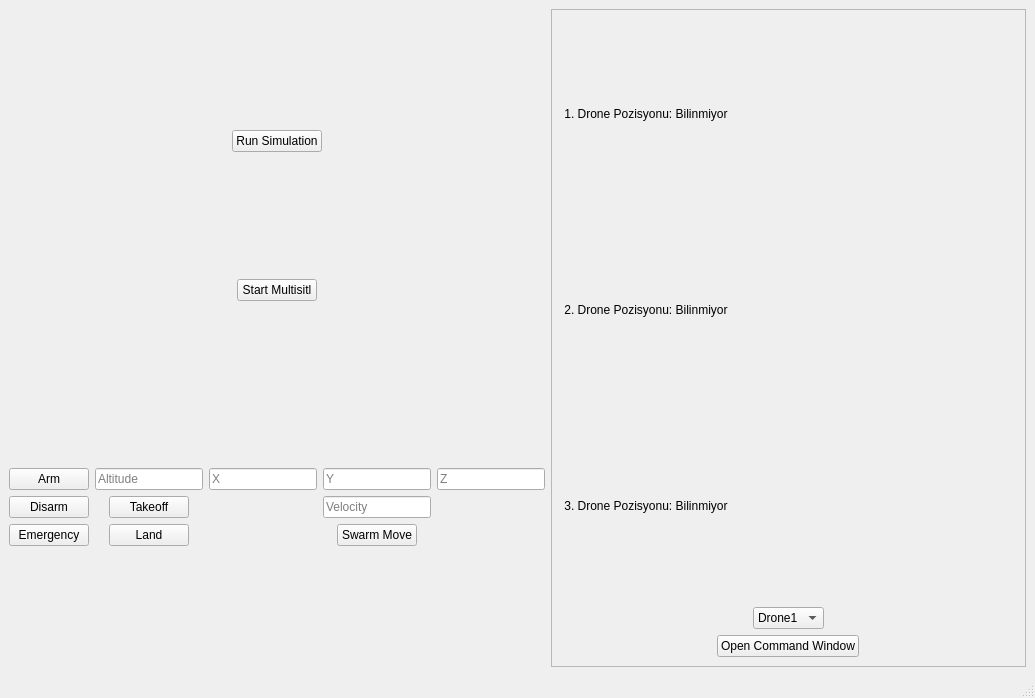
Before: the Qt Designer form gazebo mavlink /designer.ui in hltdal/Gazebo-mavlink, drawn with Qt 5.
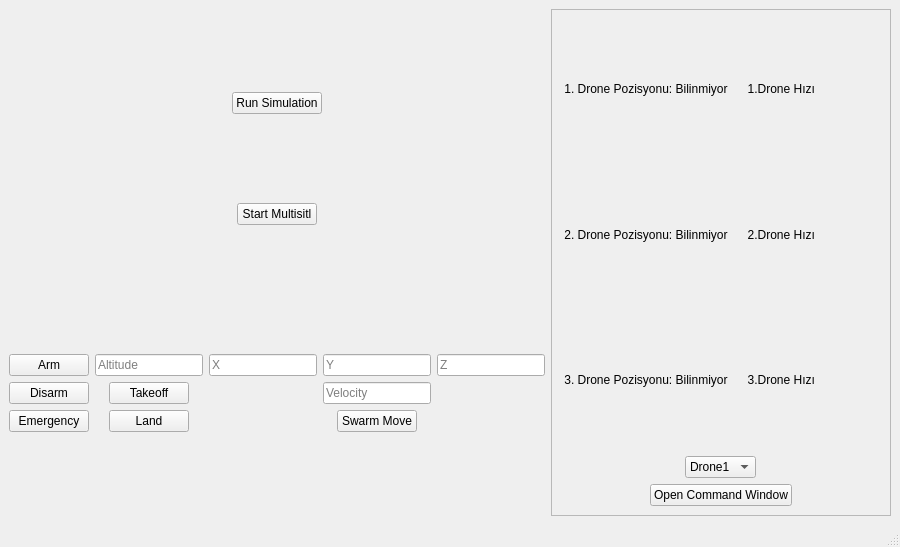
After: the same form once the commit is applied.

Commit message: add velocity display

What changed in the file:
```diff
--- a/gazebo mavlink /designer.ui
+++ b/gazebo mavlink /designer.ui
@@ -6,8 +6,8 @@
    <rect>
     <x>0</x>
     <y>0</y>
-    <width>1035</width>
-    <height>698</height>
+    <width>900</width>
+    <height>547</height>
    </rect>
   </property>
   <property name="windowTitle">
@@ -159,27 +159,56 @@
       </property>
       <layout class="QVBoxLayout" name="verticalLayout_3">
        <item>
+        <layout class="QHBoxLayout" name="horizontalLayout_5">
+         <item>
         <layout class="QVBoxLayout" name="verticalLayout_2">
          <item>
           <widget class="QLabel" name="drone1_position_label">
            <property name="text">
-            <string> 1. Drone Pozisyonu: Bilinmiyor</string>
+              <string> 1. Drone Pozisyonu: Bilinmiyor  </string>
            </property>
           </widget>
          </item>
          <item>
           <widget class="QLabel" name="drone2_position_label">
            <property name="text">
-            <string> 2. Drone Pozisyonu: Bilinmiyor</string>
+              <string> 2. Drone Pozisyonu: Bilinmiyor  </string>
            </property>
           </widget>
          </item>
          <item>
           <widget class="QLabel" name="drone3_position_label">
            <property name="text">
-            <string> 3. Drone Pozisyonu: Bilinmiyor</string>
-           </property>
-          </widget>
+              <string> 3. Drone Pozisyonu: Bilinmiyor  </string>
+             </property>
+            </widget>
+           </item>
+          </layout>
+         </item>
+         <item>
+          <layout class="QVBoxLayout" name="verticalLayout_8">
+           <item>
+            <widget class="QLabel" name="drone1_velocity_label">
+             <property name="text">
+              <string>  1.Drone Hızı  </string>
+             </property>
+            </widget>
+           </item>
+           <item>
+            <widget class="QLabel" name="drone2_velocity_label">
+             <property name="text">
+              <string>  2.Drone Hızı  </string>
+             </property>
+            </widget>
+           </item>
+           <item>
+            <widget class="QLabel" name="drone3_velocity_label">
+             <property name="text">
+              <string>  3.Drone Hızı  </string>
+             </property>
+            </widget>
+           </item>
+          </layout>
          </item>
         </layout>
        </item>
```
Left out of the diff: 2 changed lines with no effect on the pictures. Lines whose indentation alone changed are shown as unchanged. The commit also changes 5 other files.
